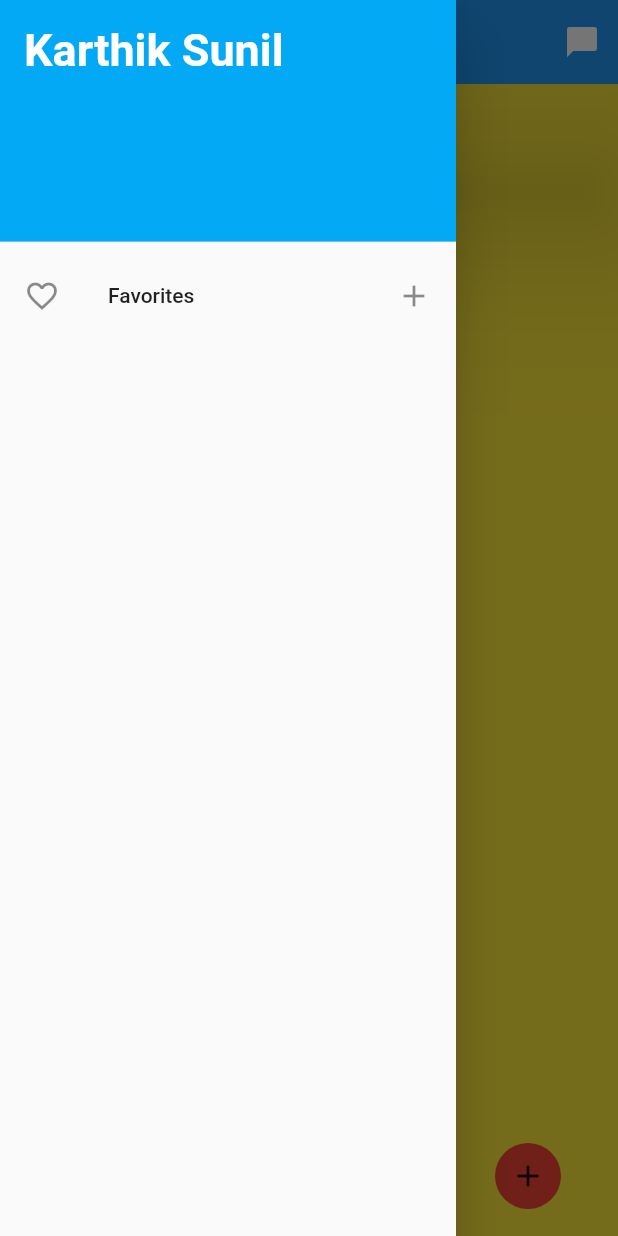
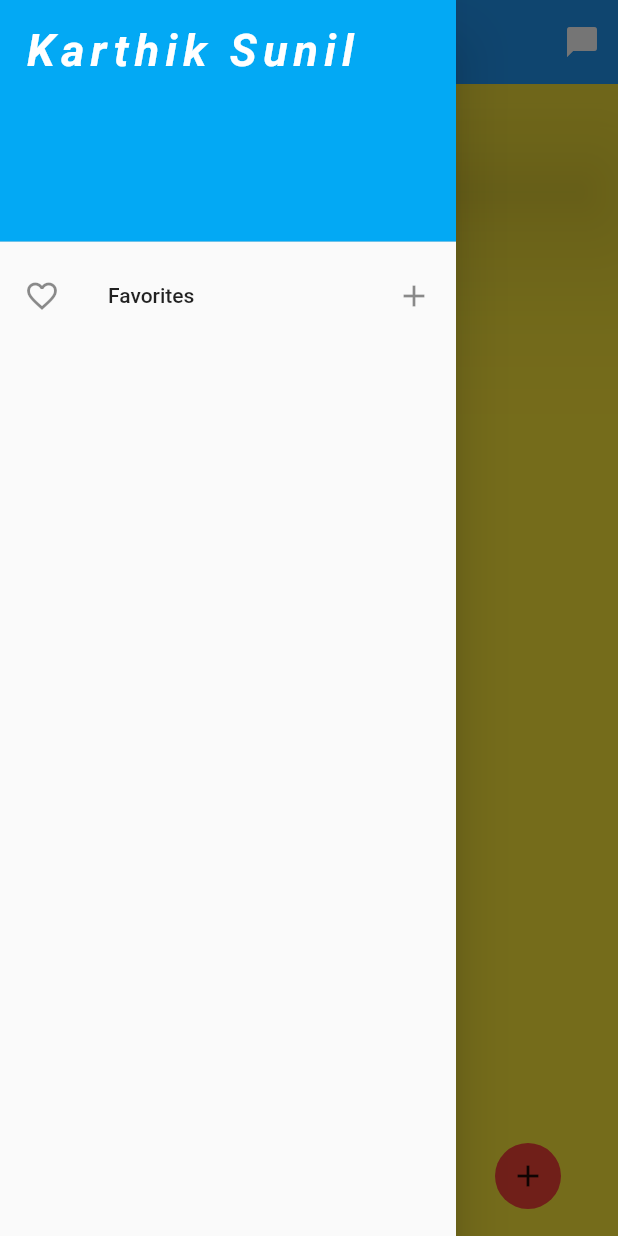
Before and after one commit to Karthik-Sunil-K/flutter-basics, a Flutter app: the screen it shows after launch, with the side drawer open, on a phone screen of 412 x 824 dp. Run offline on Flutter 3.47's test engine with Material 2 defaults, Android fonts, the phone set to English and light mode, and no system bars.

Commit message:
text style

```diff
--- a/lib/app.dart
+++ b/lib/app.dart
@@ -54,7 +54,10 @@ class App extends StatelessWidget {
                   style: TextStyle(
                     color: Colors.white,
                     fontSize: 30,
-                    fontWeight: FontWeight.bold
+                    fontWeight: FontWeight.bold,
+                    letterSpacing: 4,
+                    fontStyle: FontStyle.italic
+
                   ) ,
                   ),
 
```
